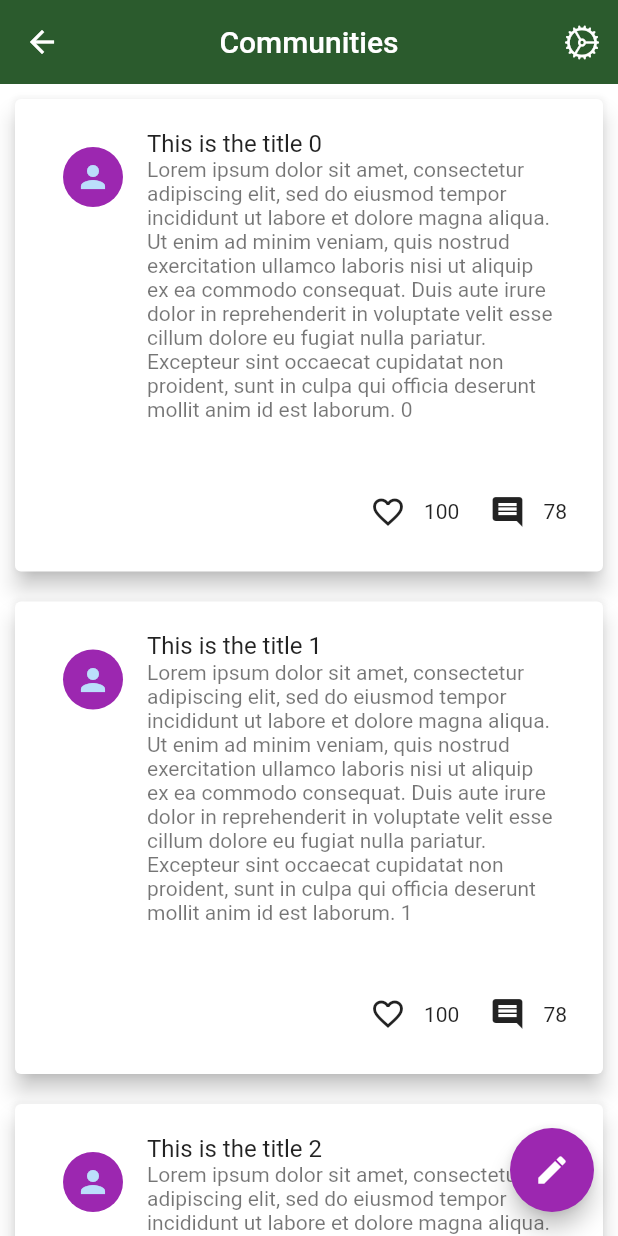
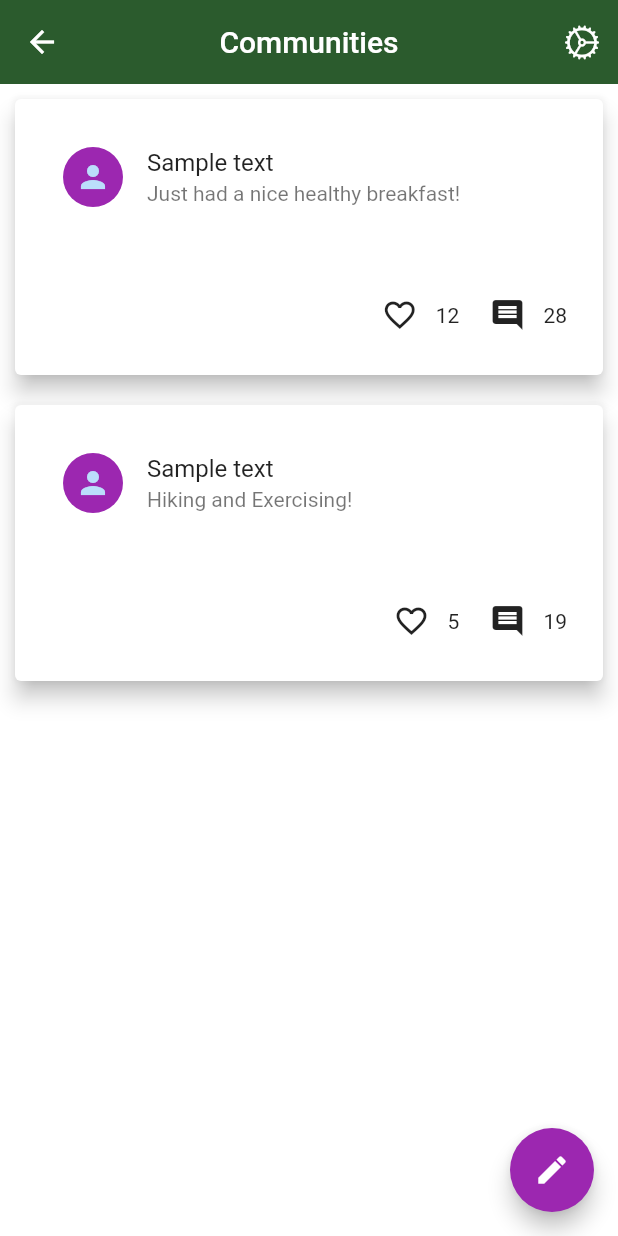
Before and after one commit to AndreaGon/HealthVerse, a Flutter app: the screen it shows after launch, on a phone screen of 412 x 824 dp. Run offline on Flutter 3.47's test engine with Material 2 defaults, Android fonts, the phone set to English and light mode, and no system bars; our stand-ins replace firebase_core; accounts and stored records are empty.

Commit message:
Create model and sample data for Communities page

```diff
--- a/lib/main.dart
+++ b/lib/main.dart
@@ -1,6 +1,9 @@
 import 'package:flutter/material.dart';
 import 'package:flutter_userprofile1/page/communities/communities.dart';
 import 'package:flutter_userprofile1/page/profile_page/profile_page.dart';
+
+import 'package:firebase_core/firebase_core.dart';
+import 'firebase_options.dart';
 
 void main() {
   runApp(MyApp());
@@ -8,6 +11,8 @@ void main() {
 
 class MyApp extends StatelessWidget {
   static final String title = "User Profile";
+
+
 
   @override
   Widget build(BuildContext context) {
--- /dev/null
+++ b/lib/model/post.dart
@@ -0,0 +1,12 @@
+class Post {
+  final String comments_number;
+  final String likes_number;
+  final String text;
+  final String userId;
+  const Post({
+    required this.comments_number,
+    required this.likes_number,
+    required this.text,
+    required this.userId,
+  });
+}
--- a/lib/page/communities/communities.dart
+++ b/lib/page/communities/communities.dart
@@ -2,6 +2,7 @@
 
 import 'package:flutter/cupertino.dart';
 import 'package:flutter/material.dart';
+import 'package:flutter_userprofile1/page/communities/utils/post_preferences.dart';
 import 'package:flutter_userprofile1/page/content_page/content_page.dart';
 
 import '../../widget/appbar_widget.dart';
@@ -13,13 +14,7 @@ class Communities extends StatefulWidget {
 
 class _CommunitiesState extends State<Communities> {
 
-  final List dummyList = List.generate(50, (index) {
-    return {
-      "id": index,
-      "title": "This is the title $index",
-      "subtitle": "Lorem ipsum dolor sit amet, consectetur adipiscing elit, sed do eiusmod tempor incididunt ut labore et dolore magna aliqua. Ut enim ad minim veniam, quis nostrud exercitation ullamco laboris nisi ut aliquip ex ea commodo consequat. Duis aute irure dolor in reprehenderit in voluptate velit esse cillum dolore eu fugiat nulla pariatur. Excepteur sint occaecat cupidatat non proident, sunt in culpa qui officia deserunt mollit anim id est laborum. $index"
-    };
-  });
+  final posts = PostPreferences.posts;
 
   @override
   Widget build(BuildContext context) {
@@ -29,6 +24,7 @@ class _CommunitiesState extends State<Communities> {
       backgroundColor: Color(0xF4EEED),
       body: SafeArea(
         child: ListView.builder(
+          itemCount: posts.length,
           itemBuilder: (context, index) => buildPostCard(context, index),)
     ));
 
@@ -49,13 +45,13 @@ class _CommunitiesState extends State<Communities> {
                 child: Icon(Icons.person),
                 backgroundColor: Colors.purple,
               ),
-              title: Text(dummyList[index]["title"]),
-              subtitle: Text(dummyList[index]["subtitle"])
+              title: Text("Sample text"),
+              subtitle: Text(posts[index].text)
             ),
           ),
           Padding(
             padding: EdgeInsets.all(16.0),
-            child: buildButtons(context)
+            child: buildButtons(context, index)
           )
         ]
       )
@@ -63,7 +59,7 @@ class _CommunitiesState extends State<Communities> {
   }
 
   @override
-  Widget buildButtons(BuildContext context){
+  Widget buildButtons(BuildContext context, int index){
     return Center(
       child: Row(
           mainAxisAlignment: MainAxisAlignment.end,
@@ -71,12 +67,12 @@ class _CommunitiesState extends State<Communities> {
             IconButton(
               onPressed: (){},
               icon: const Icon(Icons.favorite_border)),
-            Text("100"),
+            Text(posts[index].likes_number),
             const SizedBox(width: 8),
             IconButton(
               onPressed: (){},
               icon: const Icon(Icons.comment)),
-            Text("78"),
+            Text(posts[index].comments_number),
             const SizedBox(width: 8),
           ],
         )
--- /dev/null
+++ b/lib/page/communities/utils/post_preferences.dart
@@ -0,0 +1,20 @@
+import 'package:flutter_userprofile1/model/post.dart';
+
+class PostPreferences {
+  static final posts = [
+    Post(
+      //temporary *later integrate w firebase*
+      comments_number:"28",
+      likes_number: "12",
+      text: "Just had a nice healthy breakfast!",
+      userId: "0"
+    ),
+    Post(
+      //temporary *later integrate w firebase*
+      comments_number:"19",
+      likes_number: "5",
+      text: "Hiking and Exercising!",
+      userId: "5"
+    ),
+  ];
+}
--- a/lib/page/content_page/content_page.dart
+++ b/lib/page/content_page/content_page.dart
@@ -28,7 +28,7 @@ class _ContentPageState extends State<ContentPage>{
     return Column(
       children: <Widget>[
           Card(
-            color: Colors.grey,
+            color: Color.fromARGB(255, 214, 214, 214),
             margin: EdgeInsets.all(16.0),
             child: Padding(
               padding: EdgeInsets.all(16.0),
--- a/pubspec.yaml
+++ b/pubspec.yaml
@@ -34,6 +34,7 @@ dependencies:
   # The following adds the Cupertino Icons font to your application.
   # Use with the CupertinoIcons class for iOS style icons.
   cupertino_icons: ^1.0.2
+  firebase_core: ^1.17.1
 
 dev_dependencies:
   flutter_test:
```
Also changed, not shown: lib/firebase_options.dart (added), pubspec.lock, 6 other files.
